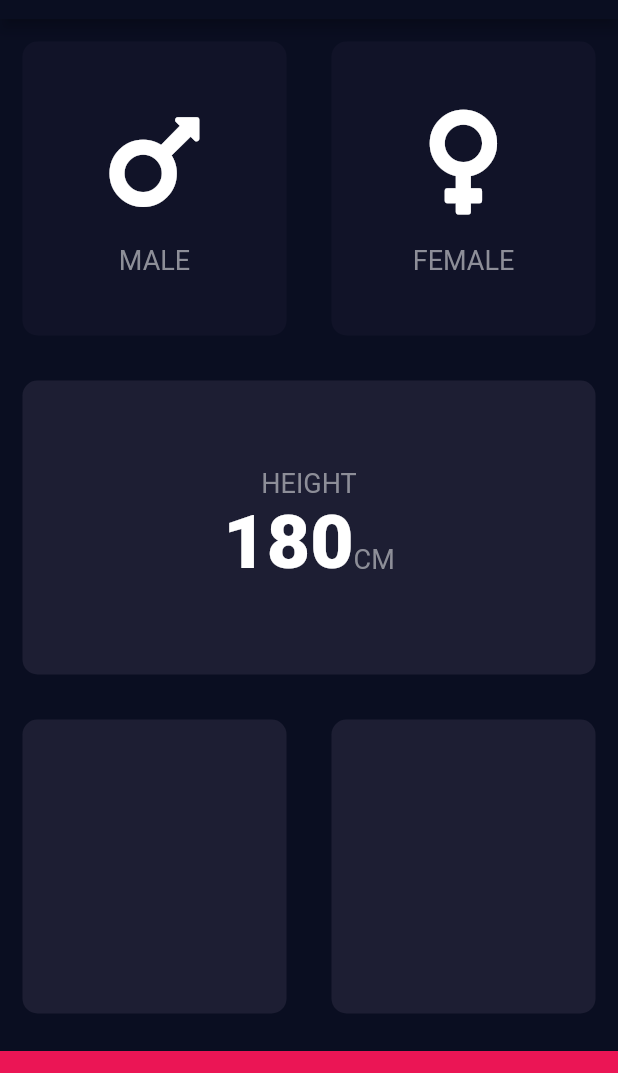
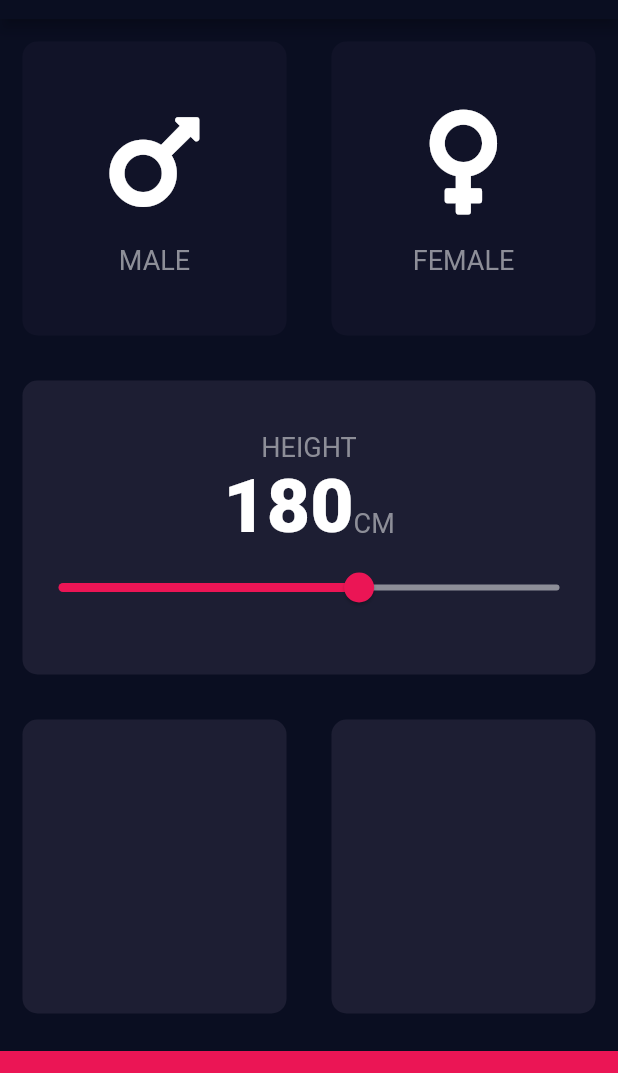
Before and after one commit to davejjwilliams/flutter-bmi-calculator, a Flutter app: the screen it shows after launch, on a phone screen of 412 x 824 dp, the part 65-1138 px from its top. Run offline on Flutter 3.47's test engine with Material 2 defaults, Android fonts, the phone set to English and light mode, and no system bars; our stand-ins replace font_awesome_flutter.

Commit message:
Height Slider

```diff
--- a/lib/input_page.dart
+++ b/lib/input_page.dart
@@ -14,6 +14,7 @@ class InputPage extends StatefulWidget {
 
 class _InputPageState extends State<InputPage> {
   Sex selectedSex;
+  int height = 180;
 
   @override
   Widget build(BuildContext context) {
@@ -75,7 +76,7 @@ class _InputPageState extends State<InputPage> {
                       textBaseline: TextBaseline.alphabetic,
                       children: [
                         Text(
-                          "180",
+                          height.toString(),
                           style: kNumberStyle,
                         ),
                         Text(
@@ -84,6 +85,18 @@ class _InputPageState extends State<InputPage> {
                         )
                       ],
                     ),
+                    Slider(
+                      value: height.toDouble(),
+                      min: 120.0,
+                      max: 220.0,
+                      activeColor: Color(0xFFEB1555),
+                      inactiveColor: Color(0xFF8D8E98),
+                      onChanged: (double newValue) {
+                        setState(() {
+                          height = newValue.round();
+                        });
+                      },
+                    )
                   ],
                 ),
               ),
```
